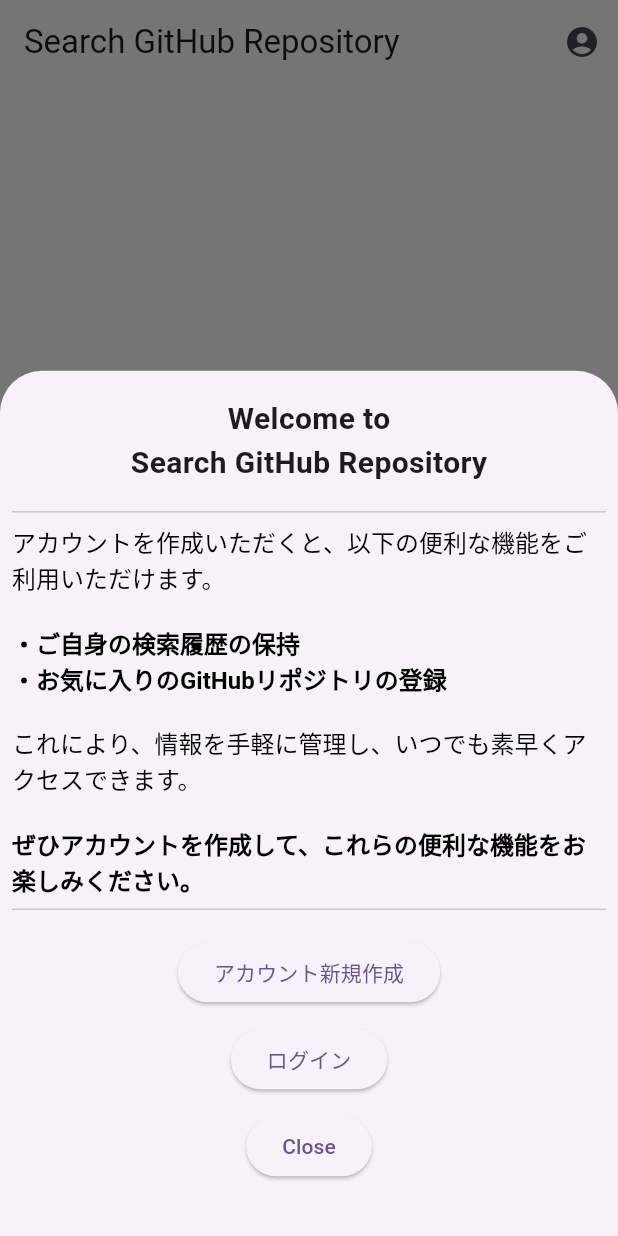
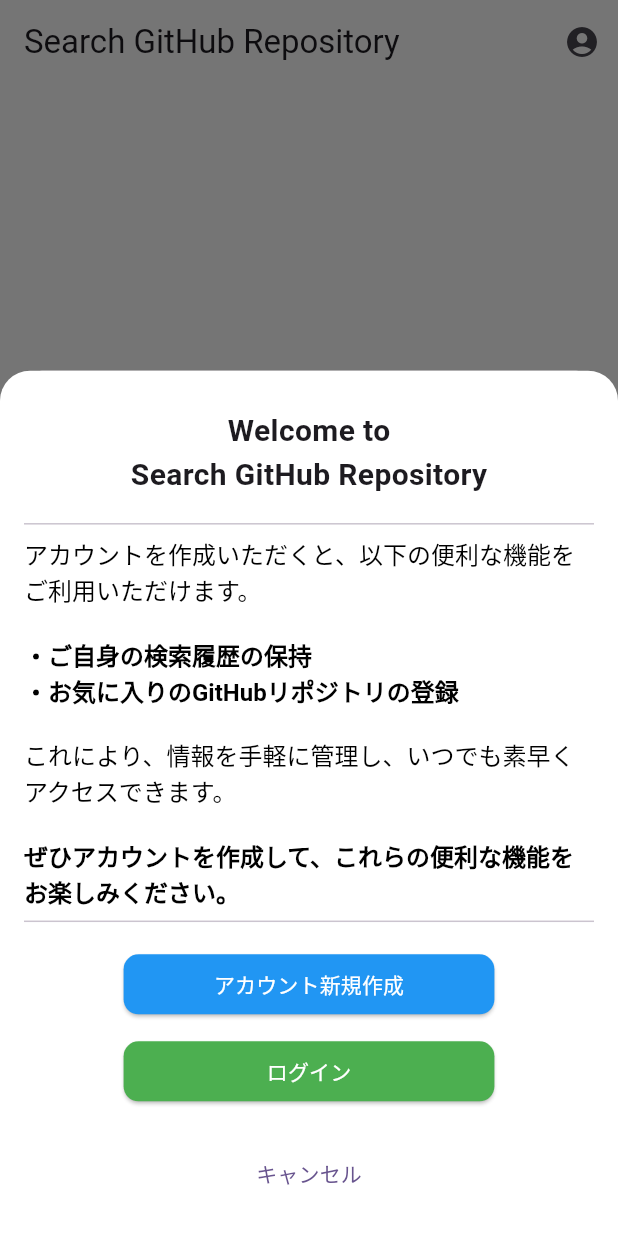
Before and after one commit to Haruki1090/SearchGithubRepository, a Flutter app: the screen it shows after launch, after a tap on the "account circle" icon, on a phone screen of 412 x 824 dp. Run offline on Flutter 3.47's test engine with Material 3 defaults, Android fonts, the phone set to English and light mode, and no system bars; our stand-ins replace cloud_firestore, firebase_auth, firebase_core, flutter_riverpod, freezed_annotation; accounts and stored records are empty; generated files the repository leaves out were written again.

Commit message:
showModalBottomSheetのUI修正

```diff
--- a/lib/components/welcome_dialog.dart
+++ b/lib/components/welcome_dialog.dart
@@ -7,18 +7,30 @@
 
   @override
   Widget build(BuildContext context) {
-    return SizedBox(
+    return Container(
+      decoration: const BoxDecoration(
+        color: Colors.white,
+        borderRadius: BorderRadius.only(
+          topLeft: Radius.circular(20),
+          topRight: Radius.circular(20),
+        ),
+      ),
       width: double.infinity,
       height: MediaQuery.of(context).size.height * 0.7,
       child: Padding(
-        padding: const EdgeInsets.all(8.0),
+        padding: const EdgeInsets.all(16.0),
         child: Column(
+          crossAxisAlignment: CrossAxisAlignment.start,
           children: [
             const SizedBox(height: 10),
-            const Text('Welcome to',
+            const Center(
+              child: Text('Welcome to',
                   style: TextStyle(fontSize: 20, fontWeight: FontWeight.bold)),
-            const Text('Search GitHub Repository',
+            ),
+            const Center(
+              child: Text('Search GitHub Repository',
                   style: TextStyle(fontSize: 20, fontWeight: FontWeight.bold)),
+            ),
             const SizedBox(height: 10),
             const Divider(),
             RichText(
@@ -42,10 +54,20 @@
               ),
             ),
             const Divider(),
-            const SizedBox(
-              height: 10,
+            const SizedBox(height: 10),
+            Center(
+              child: Column(
+                children: [
+                  SizedBox(
+                    width: MediaQuery.of(context).size.width * 0.6,
+                    child: ElevatedButton(
+                      style: ElevatedButton.styleFrom(
+                        foregroundColor: Colors.white, backgroundColor: Colors.blue,
+                        shape: RoundedRectangleBorder(
+                          borderRadius: BorderRadius.circular(10),
                         ),
-            ElevatedButton(
+                        padding: const EdgeInsets.symmetric(horizontal: 20, vertical: 10),
+                      ),
                       onPressed: () {
                         Navigator.of(context).pop();
                         Navigator.of(context).push(
@@ -56,8 +78,18 @@
                       },
                       child: const Text('アカウント新規作成'),
                     ),
+                  ),
                   const SizedBox(height: 10),
-            ElevatedButton(
+                  SizedBox(
+                    width: MediaQuery.of(context).size.width * 0.6,
+                    child: ElevatedButton(
+                      style: ElevatedButton.styleFrom(
+                        foregroundColor: Colors.white, backgroundColor: Colors.green,
+                        shape: RoundedRectangleBorder(
+                          borderRadius: BorderRadius.circular(10),
+                        ),
+                        padding: const EdgeInsets.symmetric(horizontal: 20, vertical: 10),
+                      ),
                       onPressed: () {
                         Navigator.of(context).pop();
                         Navigator.of(context).push(
@@ -68,12 +100,18 @@
                       },
                       child: const Text('ログイン'),
                     ),
-            const SizedBox(height: 10),
-            ElevatedButton(
+                  ),
+                ],
+              ),
+            ),
+            const SizedBox(height: 20),
+            Center(
+              child: TextButton(
                 onPressed: () {
                   Navigator.of(context).pop();
                 },
-              child: const Text('Close'),
+                child: const Text('キャンセル'),
+              ),
             ),
           ],
         ),
```
Lines whose indentation alone changed are shown as unchanged.
